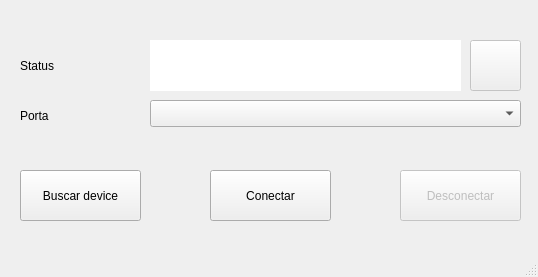
Before: the Qt Designer form lib/ui/mainwindow.ui in lucasfturos/TCC-Controle-de-Maquina, drawn with Qt 5.
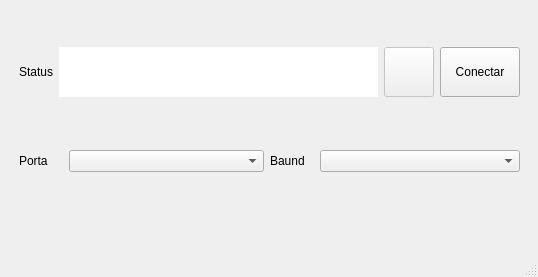
After: the same form once the commit is applied.

What changed in the file:
```diff
--- a/lib/ui/mainwindow.ui
+++ b/lib/ui/mainwindow.ui
@@ -23,104 +23,28 @@
    <string>Busca device</string>
   </property>
   <widget class="QWidget" name="centralwidget">
-   <widget class="QPushButton" name="searchDevice">
+   <widget class="QWidget" name="gridLayoutWidget_3">
     <property name="geometry">
      <rect>
-      <x>20</x>
-      <y>170</y>
-      <width>121</width>
-      <height>51</height>
+      <x>19</x>
+      <y>0</y>
+      <width>501</width>
+      <height>221</height>
      </rect>
     </property>
-    <property name="text">
-     <string>Buscar device</string>
-    </property>
-   </widget>
-   <widget class="QLabel" name="label">
-    <property name="geometry">
-     <rect>
-      <x>20</x>
-      <y>105</y>
-      <width>121</width>
-      <height>21</height>
-     </rect>
-    </property>
-    <property name="text">
-     <string>Porta</string>
-    </property>
-   </widget>
-   <widget class="QPushButton" name="connectPort">
-    <property name="enabled">
-     <bool>true</bool>
-    </property>
-    <property name="geometry">
-     <rect>
-      <x>210</x>
-      <y>170</y>
-      <width>121</width>
-      <height>51</height>
-     </rect>
-    </property>
-    <property name="text">
-     <string>Conectar</string>
-    </property>
-   </widget>
-   <widget class="QLabel" name="label_2">
-    <property name="geometry">
-     <rect>
-      <x>20</x>
-      <y>40</y>
-      <width>121</width>
-      <height>51</height>
-     </rect>
-    </property>
-    <property name="text">
-     <string>Status</string>
-    </property>
-   </widget>
-   <widget class="QPushButton" name="disconnectPort">
-    <property name="enabled">
-     <bool>false</bool>
-    </property>
-    <property name="geometry">
-     <rect>
-      <x>400</x>
-      <y>170</y>
-      <width>121</width>
-      <height>51</height>
-     </rect>
-    </property>
-    <property name="text">
-     <string>Desconectar</string>
-    </property>
-    <property name="checkable">
-     <bool>false</bool>
-    </property>
-    <property name="default">
-     <bool>false</bool>
-    </property>
-   </widget>
-   <widget class="QComboBox" name="showMessage">
-    <property name="geometry">
-     <rect>
-      <x>150</x>
-      <y>100</y>
-      <width>371</width>
-      <height>27</height>
-     </rect>
-    </property>
-   </widget>
+    <layout class="QGridLayout" name="gridLayout_3">
+     <item row="0" column="0">
+      <layout class="QGridLayout" name="gridLayout_2" rowstretch="0" columnstretch="0,30,50,100">
+       <item row="0" column="1">
    <widget class="QLineEdit" name="statusConnection">
     <property name="enabled">
      <bool>true</bool>
     </property>
-    <property name="geometry">
-     <rect>
-      <x>150</x>
-      <y>40</y>
-      <width>311</width>
-      <height>51</height>
-     </rect>
+         <property name="maximumSize">
+          <size>
+           <width>16777215</width>
+           <height>50</height>
+          </size>
     </property>
     <property name="mouseTracking">
      <bool>false</bool>
@@ -132,21 +56,73 @@
      <string/>
     </property>
    </widget>
+       </item>
+       <item row="0" column="2">
    <widget class="QPushButton" name="pushButton_4">
     <property name="enabled">
      <bool>false</bool>
     </property>
-    <property name="geometry">
-     <rect>
-      <x>470</x>
-      <y>40</y>
-      <width>51</width>
-      <height>51</height>
-     </rect>
+         <property name="maximumSize">
+          <size>
+           <width>50</width>
+           <height>60</height>
+          </size>
     </property>
     <property name="text">
      <string/>
     </property>
+        </widget>
+       </item>
+       <item row="0" column="0">
+        <widget class="QLabel" name="label_2">
+         <property name="text">
+          <string>Status</string>
+         </property>
+        </widget>
+       </item>
+       <item row="0" column="3">
+        <widget class="QPushButton" name="connectPort">
+         <property name="enabled">
+          <bool>true</bool>
+         </property>
+         <property name="maximumSize">
+          <size>
+           <width>80</width>
+           <height>50</height>
+          </size>
+         </property>
+         <property name="text">
+          <string>Conectar</string>
+         </property>
+        </widget>
+       </item>
+      </layout>
+     </item>
+     <item row="1" column="0">
+      <layout class="QGridLayout" name="gridLayout" columnstretch="10,45,10,46">
+       <item row="0" column="2">
+        <widget class="QLabel" name="label_3">
+         <property name="text">
+          <string>Baund</string>
+         </property>
+        </widget>
+       </item>
+       <item row="0" column="3">
+        <widget class="QComboBox" name="showBauds"/>
+       </item>
+       <item row="0" column="0">
+        <widget class="QLabel" name="label">
+         <property name="text">
+          <string>Porta</string>
+         </property>
+        </widget>
+       </item>
+       <item row="0" column="1">
+        <widget class="QComboBox" name="showPorts"/>
+       </item>
+      </layout>
+     </item>
+    </layout>
    </widget>
   </widget>
   <widget class="QMenuBar" name="menubar">
```
Lines whose indentation alone changed are shown as unchanged.
